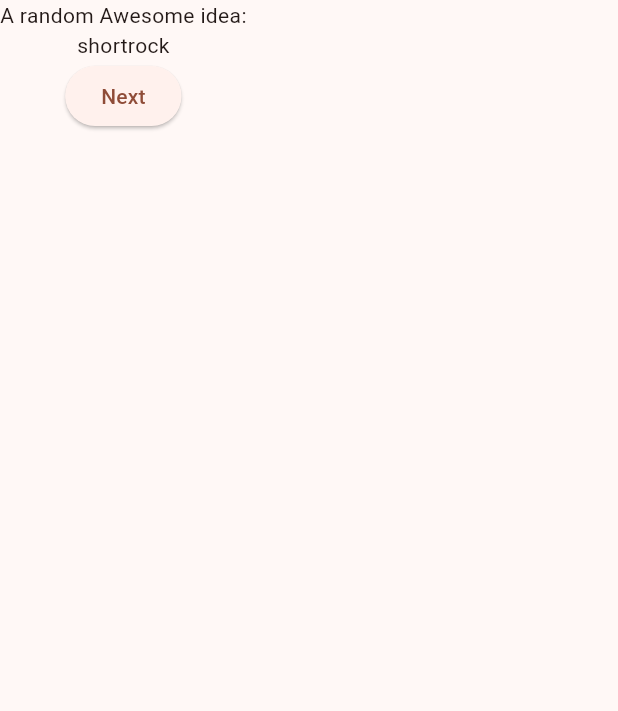
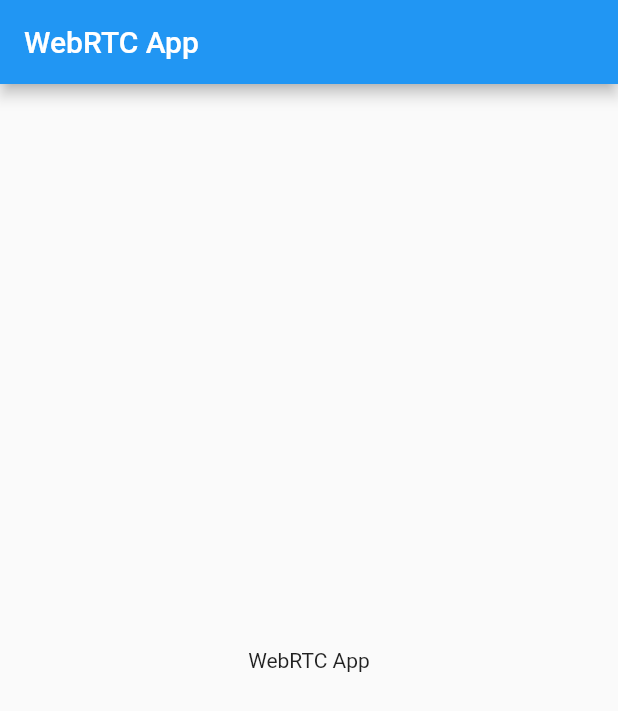
Before and after one commit to ekalosak/moshi-client, a Flutter app: the screen it shows after launch, on a phone screen of 412 x 824 dp. Shown: the top 711 px of the screen. Run offline on Flutter 3.47's test engine with Material 2 defaults, Android fonts, the phone set to English and light mode, and no system bars; missing offline and left inert: flutter_webrtc.

Commit message:
looks like the minimal flutter_webrtc example from chatgpt is building now

```diff
--- a/lib/main.dart
+++ b/lib/main.dart
@@ -1,59 +1,19 @@
-import 'package:english_words/english_words.dart';
 import 'package:flutter/material.dart';
-import 'package:provider/provider.dart';
+import 'web_rtc_app.dart';
 
 void main() {
   runApp(MyApp());
 }
 
 class MyApp extends StatelessWidget {
-  const MyApp({super.key});
-
   @override
   Widget build(BuildContext context) {
-    return ChangeNotifierProvider(
-      create: (context) => MyAppState(),
-      child: MaterialApp(
-        title: 'Moshi',
-        theme: ThemeData(
-          useMaterial3: true,
-          colorScheme: ColorScheme.fromSeed(seedColor: Colors.deepOrange),
-        ),
-        home: MyHomePage(),
+    return MaterialApp(
+      title: 'WebRTC App',
+      theme: ThemeData(
+        primarySwatch: Colors.blue,
       ),
+      home: WebRTCApp(),
     );
   }
 }
-
-class MyAppState extends ChangeNotifier {
-  var current = WordPair.random();
-
-  void getNext() {
-    current = WordPair.random();
-    notifyListeners();
-  }
-}
-
-class MyHomePage extends StatelessWidget {
-  @override
-  Widget build(BuildContext context) {
-    var appState = context.watch<MyAppState>();
-    var pair = appState.current;
-
-    return Scaffold(
-      body: Column(
-        children: [
-          Text('A random Awesome idea:'),
-          Text(pair.asLowerCase),
-          ElevatedButton(
-            onPressed: () {
-              print('button pressed!');
-              appState.getNext();
-            },
-            child: Text('Next'),
-          ),
-        ],
-      ),
-    );
-  }
-}
--- /dev/null
+++ b/lib/web_rtc_app.dart
@@ -0,0 +1,81 @@
+import 'package:flutter/material.dart';
+import 'package:flutter_webrtc/flutter_webrtc.dart';
+
+class WebRTCApp extends StatefulWidget {
+  @override
+  _WebRTCAppState createState() => _WebRTCAppState();
+}
+
+class _WebRTCAppState extends State<WebRTCApp> {
+  RTCPeerConnection? _peerConnection;
+  MediaStream? _localStream;
+  final _dataChannelLabel1 = 'status';
+  final _dataChannelLabel2 = 'transcript';
+  RTCDataChannel? _dataChannel1;
+  RTCDataChannel? _dataChannel2;
+
+  @override
+  void initState() {
+    super.initState();
+    _initWebRTC();
+  }
+
+  void _initWebRTC() async {
+    await _createPeerConnection();
+    await _getUserMedia();
+    await _createDataChannels();
+  }
+
+  Future<void> _createPeerConnection() async {
+    final configuration = <String, dynamic>{
+      'iceServers': [
+        {'urls': 'stun:stun.l.google.com:19302'},
+      ],
+    };
+
+    _peerConnection = await createPeerConnection(configuration);
+
+    _peerConnection?.onIceCandidate = (candidate) {
+      // Handle ICE candidates if needed
+    };
+
+    _peerConnection?.onAddStream = (stream) {
+      // Handle remote stream if needed
+    };
+  }
+
+  Future<void> _getUserMedia() async {
+    final mediaConstraints = <String, dynamic>{
+      'audio': true,
+      'video': false,
+    };
+
+    final stream = await navigator.mediaDevices.getUserMedia(mediaConstraints);
+    setState(() {
+      _localStream = stream;
+    });
+
+    _peerConnection?.addStream(stream);
+  }
+
+  Future<void> _createDataChannels() async {
+    final dataChannel1Init = RTCDataChannelInit();
+    _dataChannel1 = await _peerConnection?.createDataChannel(_dataChannelLabel1, dataChannel1Init);
+
+    final dataChannel2Init = RTCDataChannelInit();
+    _dataChannel2 = await _peerConnection?.createDataChannel(_dataChannelLabel2, dataChannel2Init);
+  }
+
+  @override
+  Widget build(BuildContext context) {
+    // Implement your UI here
+    return Scaffold(
+      appBar: AppBar(
+        title: Text('WebRTC App'),
+      ),
+      body: Center(
+        child: Text('WebRTC App'),
+      ),
+    );
+  }
+}
```
